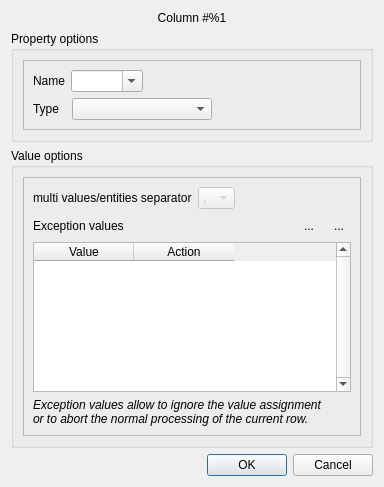
Old version of the form library/tulip-gui/designer/CSVPropertyDialog.ui in the repository Tulip-Dev/tulip.
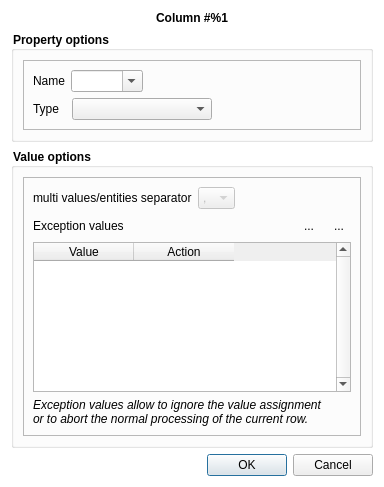
New version of the form. Icons and pictures are not drawn.

Commit message: Graph Perspective GUI coherencyfix: ensure all dialogs have a white background

```diff
--- a/library/tulip-gui/designer/CSVPropertyDialog.ui
+++ b/library/tulip-gui/designer/CSVPropertyDialog.ui
@@ -16,11 +16,18 @@
   <property name="modal">
    <bool>true</bool>
   </property>
+  <property name="styleSheet">
+    <string notr="true">
+      QDialog { background-color: white; }
+      #columnLabel { font: bold; }
+      QGroupBox { font-weight: bold; }
+    </string>
+  </property>
   <layout class="QVBoxLayout" name="verticalLayout_2">
    <item>
     <layout class="QVBoxLayout" name="verticalLayout_3">
      <item>
-      <widget class="QLabel" name="label">
+      <widget class="QLabel" name="columnLabel">
        <property name="layoutDirection">
         <enum>Qt::LeftToRight</enum>
        </property>
```
The commit also changes 12 other files.
